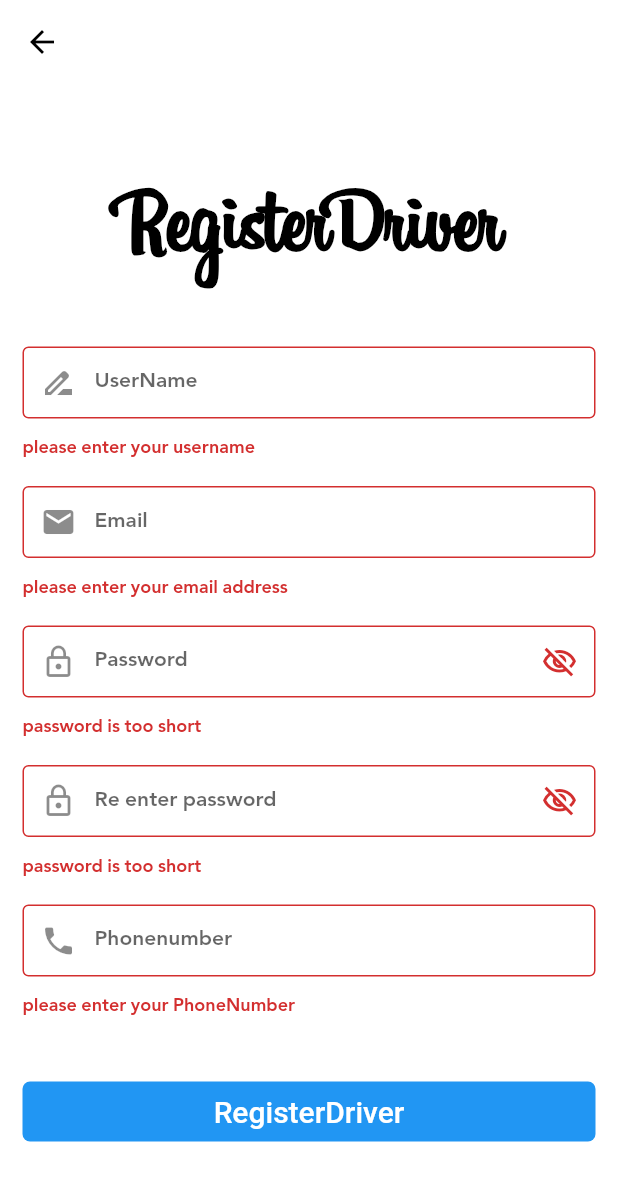
After one commit to khaledaboellil/uber_clone, a Flutter app: the RegisterDriverScreen screen opened directly, after a tap on "RegisterDriver", on a phone screen of 412 x 824 dp. The commit adds this screen. Shown: the top 1181 px of the screen. Run offline on Flutter 3.47's test engine with Material 2 defaults, Android fonts, the phone set to English and light mode, and no system bars; our stand-ins replace animated_splash_screen, auth_buttons, cached_network_image, cloud_firestore, conditional_builder_null_safety, firebase_auth and 13 more; missing offline and left inert: app_settings, flutter_facebook_auth; accounts and stored records are empty.

Commit message:
Driver-rider

```diff
--- /dev/null
+++ b/lib/module/driver/register/cubit/registercubit.dart
@@ -0,0 +1,70 @@
+import 'package:firebase_auth/firebase_auth.dart';
+import 'package:flutter/cupertino.dart';
+import 'package:flutter/material.dart';
+import 'package:flutter_bloc/flutter_bloc.dart';
+import 'package:uber_clone/module/driver/register/cubit/registerstate.dart';
+import 'package:uber_clone/module/user/register/cubit/registerstate.dart';
+
+import '../../../../models/usermodel.dart';
+import '../../../../shared/companents/constans.dart';
+import 'package:cloud_firestore/cloud_firestore.dart';
+
+class RegisterDriverCubit extends Cubit<RegisterDriverState>{
+  RegisterDriverCubit() : super(RegisterDriverInitialState());
+  static RegisterDriverCubit get(context)=> BlocProvider.of(context) ;
+
+  void registerUser({
+    required String name,
+    required String email,
+    required String password,
+    required String phone,
+  }) {
+
+    FirebaseAuth.instance.createUserWithEmailAndPassword(email: email.trim(), password: password).then((value){
+      print('ana hna hna') ;
+      print(value.user!.email);
+      print(value.user!.uid);
+      print(token);
+      setUser(name: name, email: email, uId: value.user!.uid, phone: phone) ;
+      emit(RegisterDriverSuccessState());
+    }).catchError((e){
+      print(e.toString());
+      emit(RegisterDriverErrorState(e.toString()));
+    });
+
+  }
+
+  void setUser(
+      {
+        required String name,
+        required String email,
+        required String uId,
+        required String phone,
+        bool isVerified = false ,
+        image = "https://img.freepik.com/free-photo/smiley-little-boy-isolated-pink_23-2148984798.jpg?w=900&t=st=1671115957~exp=1671116557~hmac=1a38dcd716c98e4b6ff58f20977f2f2f8a0c876be42d3743ea4f01a4100560e2" ,
+        coverImage="https://img.freepik.com/free-photo/indian-meal-with-rice-sari_23-2148747624.jpg?w=900&t=st=1671116080~exp=1671116680~hmac=577a99bc76d5adbf4b4885c5a75e6467190bd0a5240640ce2169b6491be8c899",
+        bio="Write your bio" ,
+
+      }
+      ){
+    emit(RegisterDriverLoadingState());
+    UserModel model = UserModel(name, phone, email, uId,isVerified,image,coverImage,bio,token) ;
+    FirebaseFirestore.instance.collection('drivers').doc(email).set(model.toMap()).then(
+            (value){
+          emit(RegisterDriverSuccessState()) ;
+        }).catchError((e){
+      print(e.toString());
+      emit(RegisterDriverErrorState(e.toString())) ;
+    });
+  }
+
+  IconData suffix = Icons.visibility_off_outlined;
+  bool isPassword = true;
+  void changeVisibilty(){
+
+    isPassword = ! isPassword ;
+    suffix = isPassword ? Icons. visibility_off_outlined: Icons.visibility_outlined ;
+
+    emit(RegisterDriverChangeVisbility());
+  }
+}
--- /dev/null
+++ b/lib/module/driver/register/cubit/registerstate.dart
@@ -0,0 +1,14 @@
+class RegisterDriverState {}
+
+class RegisterDriverInitialState extends RegisterDriverState{}
+
+class RegisterDriverChangeVisbility extends RegisterDriverState{}
+
+
+class RegisterDriverLoadingState extends RegisterDriverState{}
+class RegisterDriverSuccessState extends RegisterDriverState{}
+class RegisterDriverErrorState extends RegisterDriverState{
+
+  late String error ;
+  RegisterDriverErrorState(this.error);
+}
--- /dev/null
+++ b/lib/module/driver/register/registerscreen.dart
@@ -0,0 +1,143 @@
+import 'package:conditional_builder_null_safety/conditional_builder_null_safety.dart';
+import 'package:flutter/material.dart';
+import 'package:flutter_bloc/flutter_bloc.dart';
+import 'package:uber_clone/module/driver/login/login.dart';
+import 'package:uber_clone/module/driver/register/cubit/registercubit.dart';
+import 'package:uber_clone/module/driver/register/cubit/registerstate.dart';
+
+import 'package:uber_clone/shared/companents/companents.dart';
+
+class RegisterDriverScreen extends StatelessWidget {
+  var formkey = GlobalKey<FormState>();
+  var emailController = TextEditingController() ;
+  var passwordController = TextEditingController() ;
+  var repasswordController = TextEditingController() ;
+  var phoneController=TextEditingController();
+  var nameController=TextEditingController();
+  @override
+  Widget build(BuildContext context) {
+    return BlocProvider(create: (context)=>RegisterDriverCubit(),
+      child: BlocConsumer<RegisterDriverCubit,RegisterDriverState>(
+       listener: (context,state){
+         if(state is RegisterDriverErrorState){
+           toastShow(msg: state.error, state: toastStatus.ERROR);
+         }
+         if(state is RegisterDriverSuccessState)
+         {
+           toastShow(msg: 'account has successfully RegisterDrivered please Login in  ', state: toastStatus.SUCESS) ;
+           navigatePushAndDelete(context,LoginDriverScreen());
+         }
+       },
+        builder: (context,state){
+         return Scaffold(
+           appBar: AppBar(),
+           body: Padding(
+             padding: const EdgeInsets.only(top: 60.0,left: 15,right: 15),
+             child: SingleChildScrollView(
+               child: Form(
+                 key: formkey,
+                 child: Column(
+                   mainAxisAlignment: MainAxisAlignment.center,
+                   crossAxisAlignment: CrossAxisAlignment.center,
+                   children: [
+                     Text('RegisterDriver',style: Theme.of(context).textTheme.bodyText1!.copyWith(
+                       fontFamily: 'Billabong',
+                       fontSize: 60
+                     ),),
+                     SizedBox(height: 40,),
+                     defaultTextForm(
+                         validate: (String? value)
+                         {
+                           if(value!.isEmpty)
+                           {
+                             return 'please enter your username';
+                           }
+                         },
+                         controller: nameController,
+                         type: TextInputType.name, label: 'UserName', prefix: Icons.drive_file_rename_outline) ,
+                     SizedBox(height: 15),
+                     defaultTextForm(
+                         validate: (String? value)
+                         {
+                           if(value!.isEmpty)
+                           {
+                             return 'please enter your email address';
+                           }
+                         },
+                         controller: emailController,
+                         type: TextInputType.emailAddress, label: 'Email', prefix: Icons.email) ,
+                     SizedBox(height: 15),
+                     defaultTextForm(validate: (String? value){
+                       if(value!.isEmpty)
+                       {
+                         return 'password is too short';
+                       }
+
+                     },
+                       visblepass: (){
+
+                       RegisterDriverCubit.get(context).changeVisibilty() ;} ,
+                       isPassword: RegisterDriverCubit.get(context).isPassword,
+                       controller: passwordController,
+                       type: TextInputType.visiblePassword,
+                       label: 'Password',
+                       prefix: Icons.lock_outline,
+                       suffix: RegisterDriverCubit.get(context).suffix ,
+
+                     ) ,
+                     SizedBox(height:15) ,
+                     defaultTextForm(validate: (String? value){
+                       if(value!.isEmpty)
+                       {
+                         return 'password is too short';
+                       }
+
+                     },
+                       visblepass: (){
+
+                         RegisterDriverCubit.get(context).changeVisibilty() ;} ,
+                       isPassword: RegisterDriverCubit.get(context).isPassword,
+                       controller: repasswordController,
+                       type: TextInputType.visiblePassword,
+                       label: 'Re enter password',
+                       prefix: Icons.lock_outline,
+                       suffix: RegisterDriverCubit.get(context).suffix ,
+                     ) ,
+                     SizedBox(height:15) ,
+                     defaultTextForm(
+                         validate: (String? value)
+                         {
+                           if(value!.isEmpty)
+                           {
+                             return 'please enter your PhoneNumber';
+                           }
+                         },
+                         controller: phoneController,
+                         type: TextInputType.phone, label: 'Phonenumber', prefix: Icons.phone) ,
+                     SizedBox(height:40) ,
+                     ConditionalBuilder(condition: state is !RegisterDriverLoadingState,
+                         builder:(context)=> defaultButton(function: () {
+                           if (formkey.currentState!.validate() &&repasswordController.text==passwordController.text){
+                             RegisterDriverCubit.get(context).registerUser(
+                                 name: nameController.text,
+                                 email: emailController.text,
+                                 password: passwordController.text,
+                                 phone: phoneController.text);
+                           }
+                           if(repasswordController.text!=passwordController.text)
+                             {
+                               toastShow(msg: 'please enter the same password', state: toastStatus.ERROR);
+                             }
+                         }, text: 'RegisterDriver',radius: 5),
+                         fallback:(context)=>Center(child: CircularProgressIndicator(),))
+                   ],
+                 ),
+               ),
+             ),
+           ),
+         );
+        },
+    ),
+    );
+  }
+}
--- a/lib/module/screens/onboarding.dart
+++ b/lib/module/screens/onboarding.dart
@@ -1,5 +1,6 @@
 import 'package:flutter/material.dart';
 import 'package:flutter/services.dart';
+import 'package:uber_clone/module/screens/choosetype.dart';
 import 'package:uber_clone/module/user/login/login.dart';
 import 'package:uber_clone/shared/companents/companents.dart';
 
@@ -35,7 +36,7 @@ class OnBoarding extends StatelessWidget {
             ),))),
             GestureDetector(
               onTap: (){
-                navigateTo(context, LoginScreen());
+                navigateTo(context, ChooseType());
               },
               child: Padding(
                 padding: const EdgeInsets.symmetric(vertical: 8.0),
```
Also changed, not shown: lib/layout/cubit/layoutcubit.dart (+4 -4 lines), lib/main.dart (+1 -7 lines), lib/module/driver/login/cubit/logincubit.dart (added, +67 -0 lines), lib/module/driver/login/cubit/loginstate.dart (added, +19 -0 lines), lib/module/driver/login/login.dart (added, +147 -0 lines), pubspec.yaml (+10 -0 lines), lib/module/user/Home.dart (renamed from lib/module/screens/Home.dart), lib/module/user/activity.dart (renamed from lib/module/screens/activity.dart), lib/module/user/profile.dart (renamed from lib/module/screens/profile.dart), lib/module/user/services.dart (renamed from lib/module/screens/services.dart), pubspec.lock.
